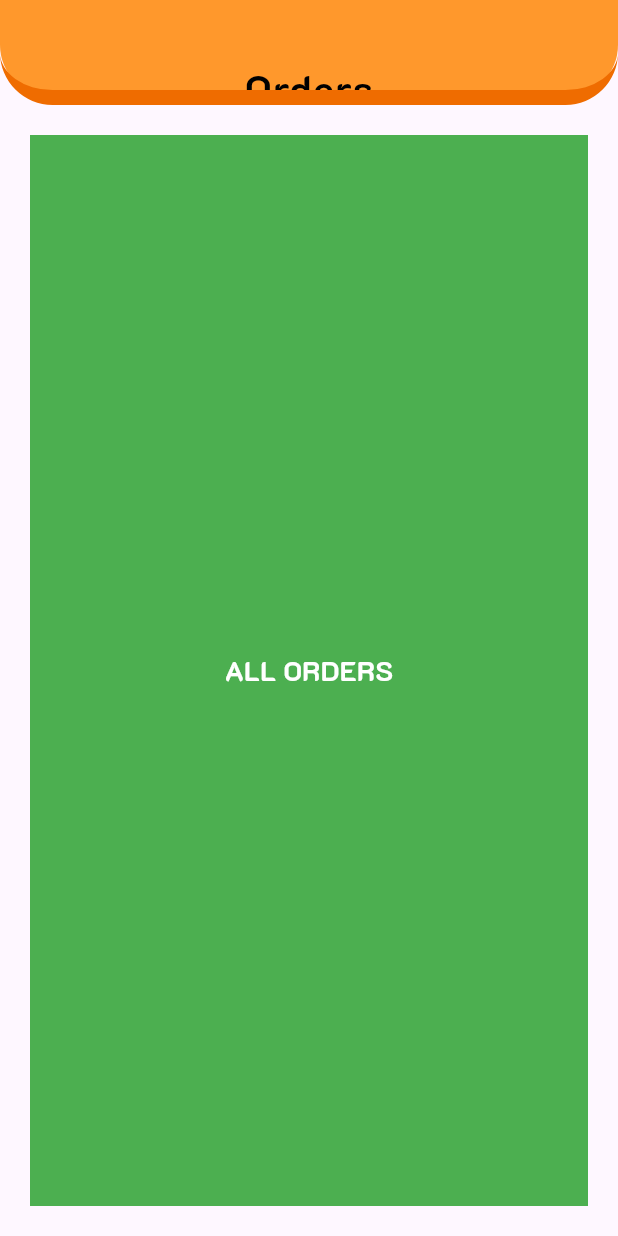
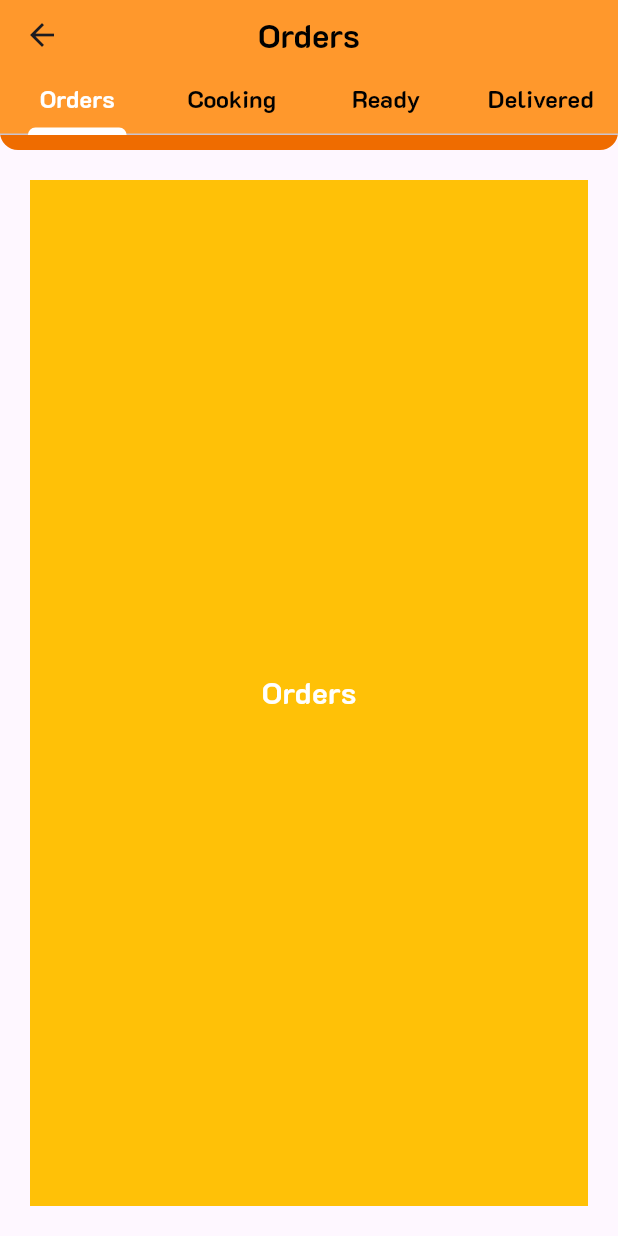
Before and after one commit to musthafamullath/Fork-Plate-Restaurant, a Flutter app: the ScreenOrders screen opened directly, on a phone screen of 412 x 824 dp. Run offline on Flutter 3.47's test engine with Material 3 defaults, Android fonts, the phone set to English and light mode, and no system bars; our stand-ins replace animate_do, bloc, dio, flutter_bloc, lottie, salomon_bottom_bar and 1 more; accounts and stored records are empty; project files that could hold a hidden picture were left out.

Commit message:
secound commit

```diff
--- a/lib/views/screens/orders/screen_orders.dart
+++ b/lib/views/screens/orders/screen_orders.dart
@@ -1,26 +1,67 @@
 import 'package:flutter/material.dart';
-import 'package:foodie_fly_restaurant/views/widgets/class_widgets/app_bar_widget.dart';
-import '../../../utils/text_styles.dart';
+import 'package:foodie_fly_restaurant/views/screens/orders/widgets/tabbar_custom_widget.dart';
 
 class ScreenOrders extends StatelessWidget {
   const ScreenOrders({super.key});
 
   @override
   Widget build(BuildContext context) {
-    return Scaffold(
-      appBar:const PreferredSize(
-        preferredSize: Size.fromHeight(70),
-        child: AppBarWidget(title: "Orders"),
-      ),
-      body: Container(
-        color: Colors.green,
-        margin: const EdgeInsets.all(20),
-        child: const Center(
-          child: Text(
-            "ALL ORDERS",
-            style: boldWhite,
+    return DefaultTabController(
+      length: 4,
+      child: Scaffold(
+        appBar: const PreferredSize(
+            preferredSize:  Size.fromHeight(100),
+            child: TabBarWidgetCustom(text: "Orders")),
+        body: TabBarView(children: [
+          Container(
+            margin: EdgeInsets.all(20),
+            color: Colors.amber,
+            child: Center(
+                child: Text(
+              "Orders",
+              style: TextStyle(
+                  fontSize: 20,
+                  fontWeight: FontWeight.bold,
+                  color: Colors.white),
+            )),
           ),
-        ),
+          Container(
+            margin: EdgeInsets.all(20),
+            color: Colors.red,
+            child: Center(
+                child: Text(
+              "Cooking",
+              style: TextStyle(
+                  fontSize: 20,
+                  fontWeight: FontWeight.bold,
+                  color: Colors.white),
+            )),
+          ),
+          Container(
+            margin: EdgeInsets.all(20),
+            color: Colors.blue,
+            child: Center(
+                child: Text(
+              "Ready",
+              style: TextStyle(
+                  fontSize: 20,
+                  fontWeight: FontWeight.bold,
+                  color: Colors.white),
+            )),
+          ),
+          Container(
+            margin: EdgeInsets.all(20),
+            color: Colors.green,
+            child: Center(
+                child: Text(
+              "Delivered",
+              style: TextStyle(
+                  fontSize: 20,
+                  fontWeight: FontWeight.bold,
+                  color: Colors.white),
+            )),
+          ),
+        ]),
       ),
     );
   }
--- /dev/null
+++ b/lib/views/screens/orders/widgets/tabbar_custom_widget.dart
@@ -0,0 +1,56 @@
+import 'package:animate_do/animate_do.dart';
+import 'package:flutter/material.dart';
+import 'package:foodie_fly_restaurant/utils/text_styles.dart';
+import 'package:foodie_fly_restaurant/views/screens/orders/widgets/tabbar_text_widget.dart';
+
+class TabBarWidgetCustom extends StatelessWidget {
+  const TabBarWidgetCustom({
+    super.key, required this.text,
+  });
+  final String text;
+  @override
+  Widget build(BuildContext context) {
+    return Container(
+      decoration: BoxDecoration(
+          color: Colors.orange.withBlue(300),
+          border: BorderDirectional(
+            bottom: BorderSide(
+              color: Colors.orange.shade800,
+              width: 10,
+            ),
+          ),
+          borderRadius: const BorderRadius.only(
+              bottomLeft: Radius.circular(12),
+              bottomRight: Radius.circular(12))),
+      child: AppBar(
+        backgroundColor: Colors.orange.withBlue(300),
+        title: FadeInDownBig(child: Text('Orders', style: bigBoldBlack)),
+        centerTitle: true,
+        bottom: TabBar(
+          labelColor: Colors.white,
+          unselectedLabelColor: Colors.black,
+          indicatorWeight: 5,
+          indicatorColor: Colors.white,
+          indicatorSize: TabBarIndicatorSize.label,
+          tabs: [
+            Padding(
+              padding: const EdgeInsets.all(8.0),
+              child: TabBarWidget(
+                text: 'Orders',
+              ),
+            ),
+            TabBarWidget(
+              text: 'Cooking',
+            ),
+            TabBarWidget(
+              text: 'Ready',
+            ),
+            TabBarWidget(
+              text: 'Delivered',
+            ),
+          ],
+        ),
+      ),
+    );
+  }
+}
--- /dev/null
+++ b/lib/views/screens/orders/widgets/tabbar_text_widget.dart
@@ -0,0 +1,22 @@
+import 'package:animate_do/animate_do.dart';
+import 'package:flutter/material.dart';
+
+class TabBarWidget extends StatelessWidget {
+  const TabBarWidget({
+    super.key, required this.text,
+  });
+  final String text;
+
+  @override
+  Widget build(BuildContext context) {
+    return FadeInDownBig(
+      child: Text(
+        text,
+        style:const TextStyle(
+          fontSize: 16,
+          fontWeight: FontWeight.bold,
+        ),
+      ),
+    );
+  }
+}
```
